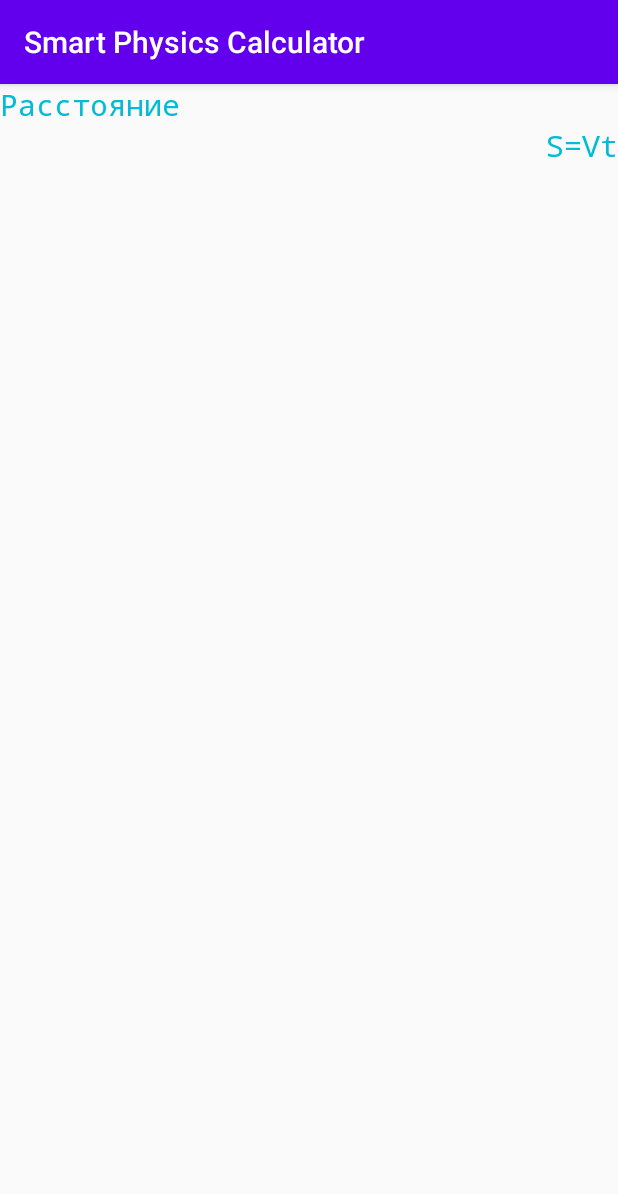
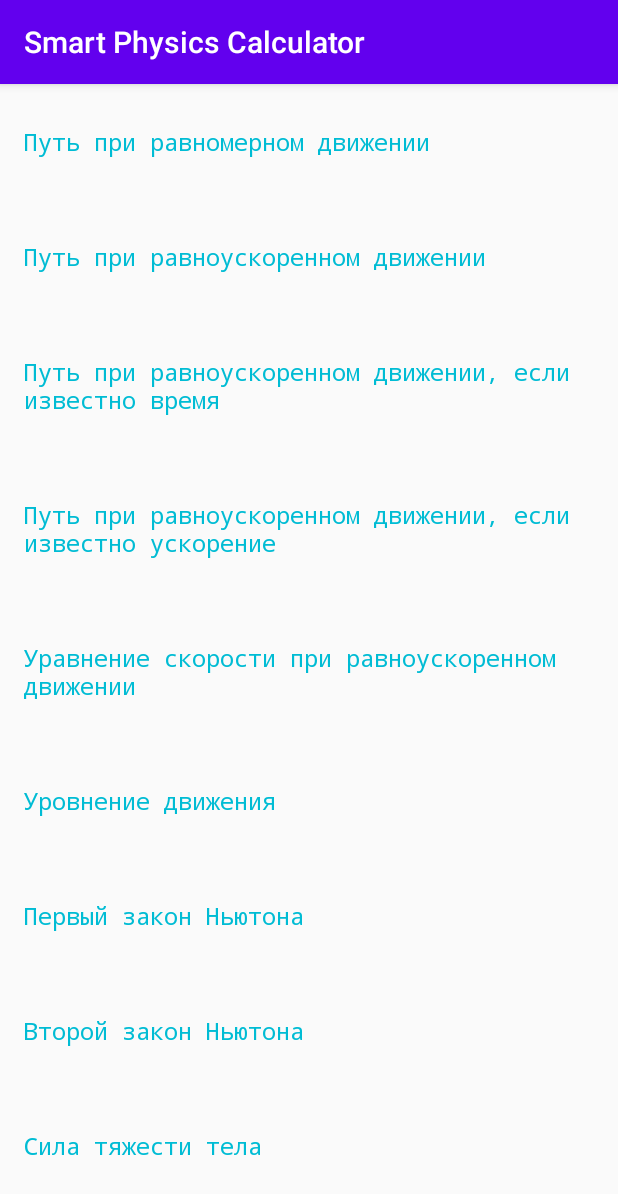
Before and after one commit to SETSORU/SmartPhysicsCalculator, an Android app: the screen it shows after launch (MainActivity), on a phone screen of 412 x 824 dp. Shown: the top 1194 px of the screen. Run offline under Robolectric (Android 15) with nearby library versions, the phone set to English and light mode, and no system bars.

Commit message:
RecyclerView and Activities

```diff
--- a/app/src/main/java/com/example/smartphysicscalculator/models/RVName.java
+++ b/app/src/main/java/com/example/smartphysicscalculator/models/RVName.java
@@ -2,11 +2,9 @@ package com.example.smartphysicscalculator.models;
 
 public class RVName {
     private String name;
-    private String formula;
 
-    public RVName(String name, String formula) {
+    public RVName(String name) {
         this.name = name;
-        this.formula = formula;
     }
 
     public String getName() {
@@ -17,11 +15,4 @@ public class RVName {
         this.name = name;
     }
 
-    public String getFormula() {
-        return formula;
-    }
-
-    public void setFormula(String formula) {
-        this.formula = formula;
-    }
 }
--- a/app/src/main/java/com/example/smartphysicscalculator/ui/MainActivity.java
+++ b/app/src/main/java/com/example/smartphysicscalculator/ui/MainActivity.java
@@ -13,7 +13,7 @@ import com.example.smartphysicscalculator.ui.NameAdapter;
 import java.util.ArrayList;
 import java.util.List;
 
-public class MainActivity extends AppCompatActivity {
+public class MainActivity extends AppCompatActivity implements NameAdapter.OnNameListener {
 
     private List<RVName> names = new ArrayList<>();
 
@@ -25,11 +25,24 @@ public class MainActivity extends AppCompatActivity {
         RecyclerView recyclerView = findViewById(R.id.rv_name);
         LinearLayoutManager layoutManager = new LinearLayoutManager(this);
         recyclerView.setLayoutManager(layoutManager);
-        NameAdapter adapter = new NameAdapter(names);
+        NameAdapter adapter = new NameAdapter(names, this);
         recyclerView.setAdapter(adapter);
     }
 
     private void setInitialData(){
-        names.add(new RVName("Расстояние","S=Vt"));
+        names.add(new RVName("Путь при равномерном движении"));
+        names.add(new RVName("Путь при равноускоренном движении"));
+        names.add(new RVName("Путь при равноускоренном движении, если известно время"));
+        names.add(new RVName("Путь при равноускоренном движении, если известно ускорение"));
+        names.add(new RVName("Уравнение скорости при равноускоренном движении"));
+        names.add(new RVName("Уровнение движения"));
+        names.add(new RVName("Первый закон Ньютона"));
+        names.add(new RVName("Второй закон Ньютона"));
+        names.add(new RVName("Сила тяжести тела"));
+    }
+
+    @Override
+    public void onNameClick(int position) {
+
     }
 }
--- a/app/src/main/java/com/example/smartphysicscalculator/ui/NameAdapter.java
+++ b/app/src/main/java/com/example/smartphysicscalculator/ui/NameAdapter.java
@@ -1,5 +1,6 @@
 package com.example.smartphysicscalculator.ui;
 
+import android.content.Intent;
 import android.view.LayoutInflater;
 import android.view.View;
 import android.view.ViewGroup;
@@ -13,16 +14,17 @@ import com.example.smartphysicscalculator.models.RVName;
 import java.util.List;
 
 
-public class NameAdapter extends RecyclerView.Adapter<NameViewHolder> {
+public class NameAdapter extends RecyclerView.Adapter<NameViewHolder>  {
     private List<RVName> names;
+    private OnNameListener onNameListener;
 
-    public NameAdapter( List<RVName> names) { this.names = names; }
+    public NameAdapter( List<RVName> names, OnNameListener onNameListener) { this.names = names; this.onNameListener = onNameListener; }
 
     @NonNull
     @Override
     public NameViewHolder onCreateViewHolder(@NonNull ViewGroup parent, int viewType) {
         View view = LayoutInflater.from(parent.getContext()).inflate(R.layout.item_name_list, parent, false);
-        return new NameViewHolder(view);
+        return new NameViewHolder(view, onNameListener);
     }
 
     @Override
@@ -35,4 +37,8 @@ public class NameAdapter extends RecyclerView.Adapter<NameViewHolder> {
     public int getItemCount() {
         return names.size();
     }
+
+    public interface OnNameListener{
+        void onNameClick(int position);
+    }
 }
--- a/app/src/main/java/com/example/smartphysicscalculator/ui/NameViewHolder.java
+++ b/app/src/main/java/com/example/smartphysicscalculator/ui/NameViewHolder.java
@@ -9,16 +9,21 @@ import androidx.recyclerview.widget.RecyclerView;
 import com.example.smartphysicscalculator.R;
 import com.example.smartphysicscalculator.models.RVName;
 
-public class NameViewHolder extends RecyclerView.ViewHolder {
+public class NameViewHolder extends RecyclerView.ViewHolder implements View.OnClickListener {
     TextView tv_item_name;
-    TextView tv_item_formula;
-    public NameViewHolder(@NonNull View itemView) {
+    NameAdapter.OnNameListener onNameListener;
+    public NameViewHolder(@NonNull View itemView, NameAdapter.OnNameListener onNameListener) {
         super(itemView);
        tv_item_name = itemView.findViewById(R.id.tv_item_name);
-       tv_item_formula = itemView.findViewById(R.id.tv_item_formula);
+       this.onNameListener = onNameListener;
+       itemView.setOnClickListener(this);
     }
     public void onBind (RVName name){
         tv_item_name.setText(name.getName());
-        tv_item_formula.setText(name.getFormula());
+    }
+
+    @Override
+    public void onClick(View v) {
+        onNameListener.onNameClick(getAdapterPosition());
     }
 }
--- a/app/src/main/res/layout/activity_main.xml
+++ b/app/src/main/res/layout/activity_main.xml
@@ -1,7 +1,8 @@
 <?xml version="1.0" encoding="utf-8"?>
-<RelativeLayout xmlns:android="http://schemas.android.com/apk/res/android"
+<androidx.constraintlayout.widget.ConstraintLayout xmlns:android="http://schemas.android.com/apk/res/android"
     xmlns:app="http://schemas.android.com/apk/res-auto"
     xmlns:tools="http://schemas.android.com/tools"
+    android:id="@+id/relativeLayout"
     android:layout_width="match_parent"
     android:layout_height="match_parent"
     tools:context=".ui.MainActivity">
@@ -10,6 +11,10 @@
         android:id="@+id/rv_name"
         android:layout_width="match_parent"
         android:layout_height="match_parent"
-        android:scrollbars="vertical" />
+        android:scrollbars="vertical"
+        app:layout_constraintBottom_toBottomOf="parent"
+        app:layout_constraintEnd_toEndOf="parent"
+        app:layout_constraintStart_toStartOf="parent"
+        app:layout_constraintTop_toTopOf="parent" />
 
-</RelativeLayout>
+</androidx.constraintlayout.widget.ConstraintLayout>
--- a/app/src/main/res/layout/item_name_list.xml
+++ b/app/src/main/res/layout/item_name_list.xml
@@ -1,28 +1,29 @@
 <?xml version="1.0" encoding="utf-8"?>
-<LinearLayout xmlns:android="http://schemas.android.com/apk/res/android"
-    android:layout_width="match_parent" android:layout_height="match_parent"
-    android:orientation="vertical"
+<androidx.constraintlayout.widget.ConstraintLayout xmlns:android="http://schemas.android.com/apk/res/android"
+    xmlns:app="http://schemas.android.com/apk/res-auto"
+    xmlns:tools="http://schemas.android.com/tools"
+    android:id="@+id/linearLayout"
+    android:layout_width="match_parent"
 
-    >
+    android:layout_height="wrap_content">
+
 
     <TextView
         android:id="@+id/tv_item_name"
         style="@style/TextAppearance.AppCompat.Title"
         android:layout_width="wrap_content"
         android:layout_height="wrap_content"
-        android:layout_gravity="center_vertical|start"
+        android:layout_marginTop="27dp"
+        android:layout_marginStart="16dp"
+        android:layout_marginEnd="16dp"
         android:fontFamily="monospace"
         android:textColor="#00bcd4"
-        android:textSize="20sp" />
+        android:textSize="16dp"
+        app:layout_constraintBottom_toBottomOf="parent"
+        android:layout_marginBottom="27dp"
+        app:layout_constraintStart_toStartOf="parent"
+        app:layout_constraintTop_toTopOf="parent" />
 
-    <TextView
-        android:id="@+id/tv_item_formula"
-        style="@style/TextAppearance.AppCompat.Title"
-        android:layout_width="wrap_content"
-        android:layout_height="wrap_content"
-        android:layout_gravity="center_vertical|end"
-        android:fontFamily="monospace"
-        android:textColor="#00bcd4"
-        android:textSize="20sp" />
 
-</LinearLayout>
+
+</androidx.constraintlayout.widget.ConstraintLayout>
--- a/build.gradle
+++ b/build.gradle
@@ -8,7 +8,7 @@ buildscript {
 
     }
     dependencies {
-        classpath 'com.android.tools.build:gradle:3.6.1'
+        classpath 'com.android.tools.build:gradle:3.6.3'
 
 
         // NOTE: Do not place your application dependencies here; they belong
```
